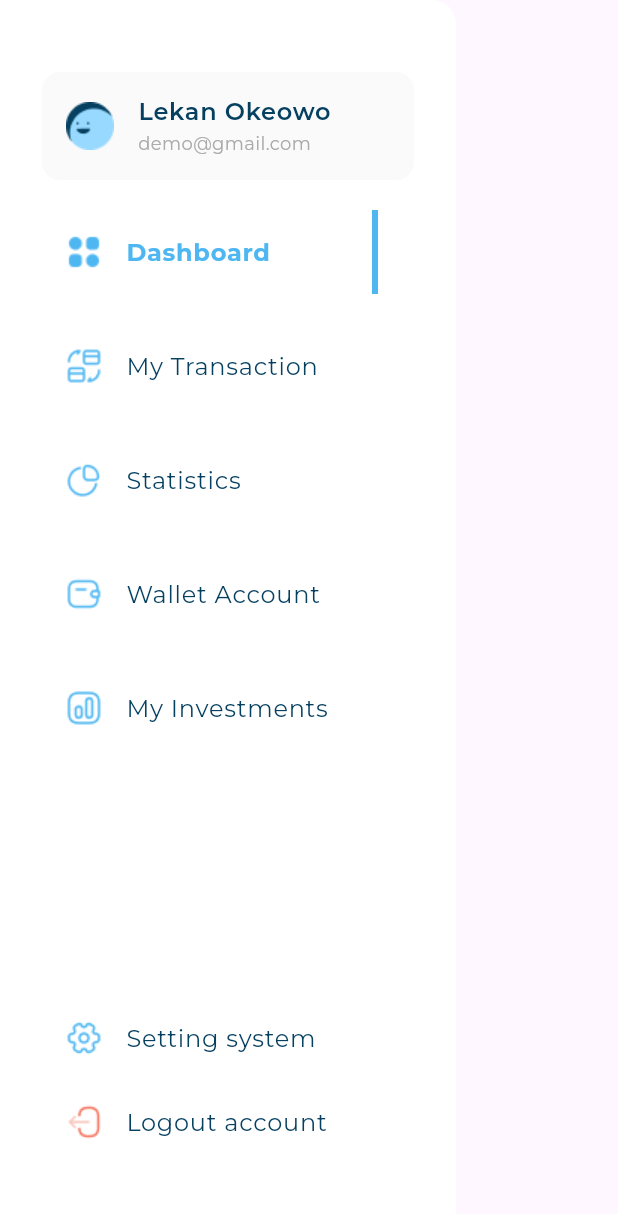
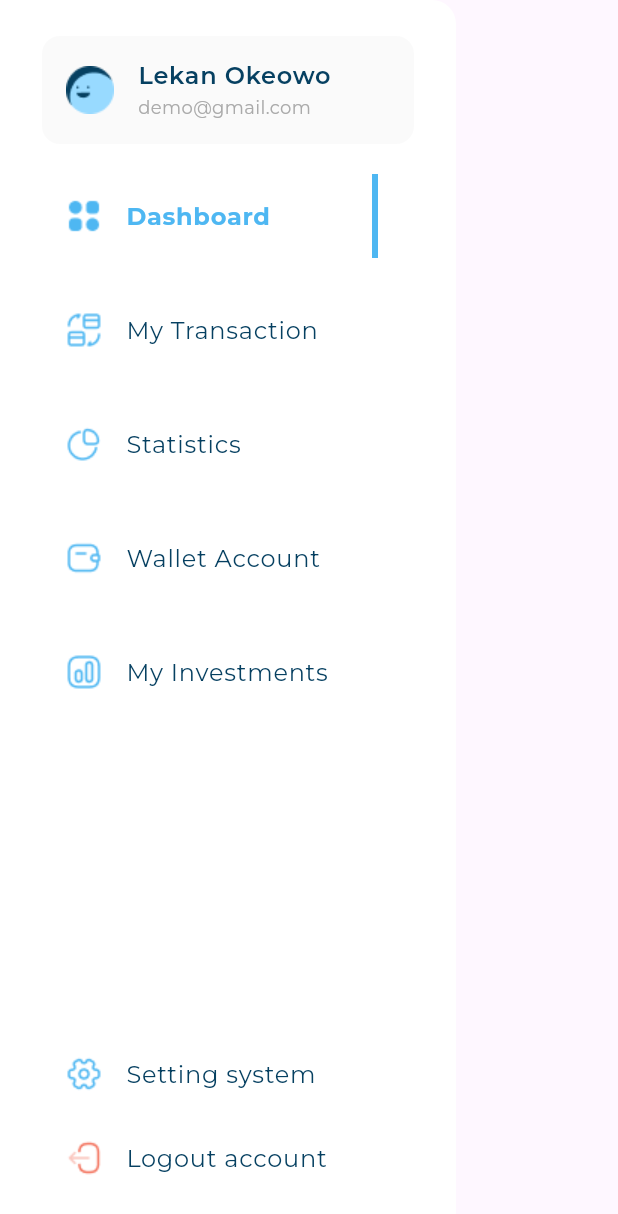
Before and after one commit to Yomna-Abdelmegeed/responsive_dash_board, a Flutter app: the WebSidebar widget shown alone on an empty page, opened directly, on a phone screen of 412 x 824 dp. Shown: the top 1214 px of the screen. Run offline on Flutter 3.47's test engine with Material 3 defaults, Android fonts, the phone set to English and light mode, and no system bars; our stand-ins replace device_preview.

Commit message:
refactor(web_sidebar): restructure layout using CustomScrollView and slivers.

```diff
--- a/lib/widgets/drawer_item_list.dart
+++ b/lib/widgets/drawer_item_list.dart
@@ -39,9 +39,7 @@ class _DrawerItemListState extends State<DrawerItemList> {
   ];
   @override
   Widget build(BuildContext context) {
-    return ListView.builder(
-        shrinkWrap: true,
-        physics: NeverScrollableScrollPhysics(),
+    return SliverList.builder(
         itemCount: drawerItemList.length,
         itemBuilder: (context, index) {
           return Padding(
--- a/lib/widgets/web_sidebar.dart
+++ b/lib/widgets/web_sidebar.dart
@@ -13,14 +13,23 @@ class WebSidebar extends StatelessWidget {
       backgroundColor: AppColors.white,
       child: Padding(
         padding: const EdgeInsets.symmetric(horizontal: 28),
-        child: Column(
-          children: [
-            SizedBox(height: 48),
-            SidebarHeader(),
+        child: CustomScrollView(
+          slivers: [
+            SliverToBoxAdapter(child: SizedBox(height: 24)),
+            SliverToBoxAdapter(child: SidebarHeader()),
             DrawerItemList(),
-            Spacer(),
-            SidebarFooter(),
-            SizedBox(height: 48),
+            SliverFillRemaining(
+              hasScrollBody: false,
+              child: Column(
+                children: [
+                  Expanded(
+                    child: SizedBox(height: 48),
+                  ),
+                  SidebarFooter(),
+                  SizedBox(height: 24),
+                ],
+              ),
+            ),
           ],
         ),
       ),
```
